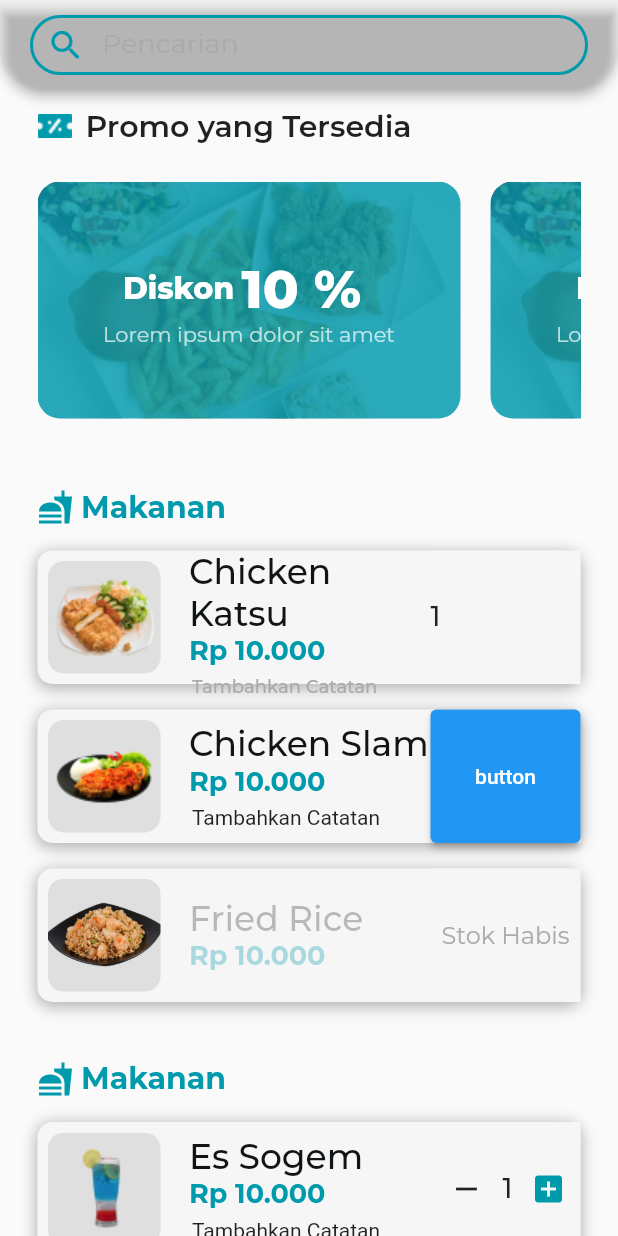
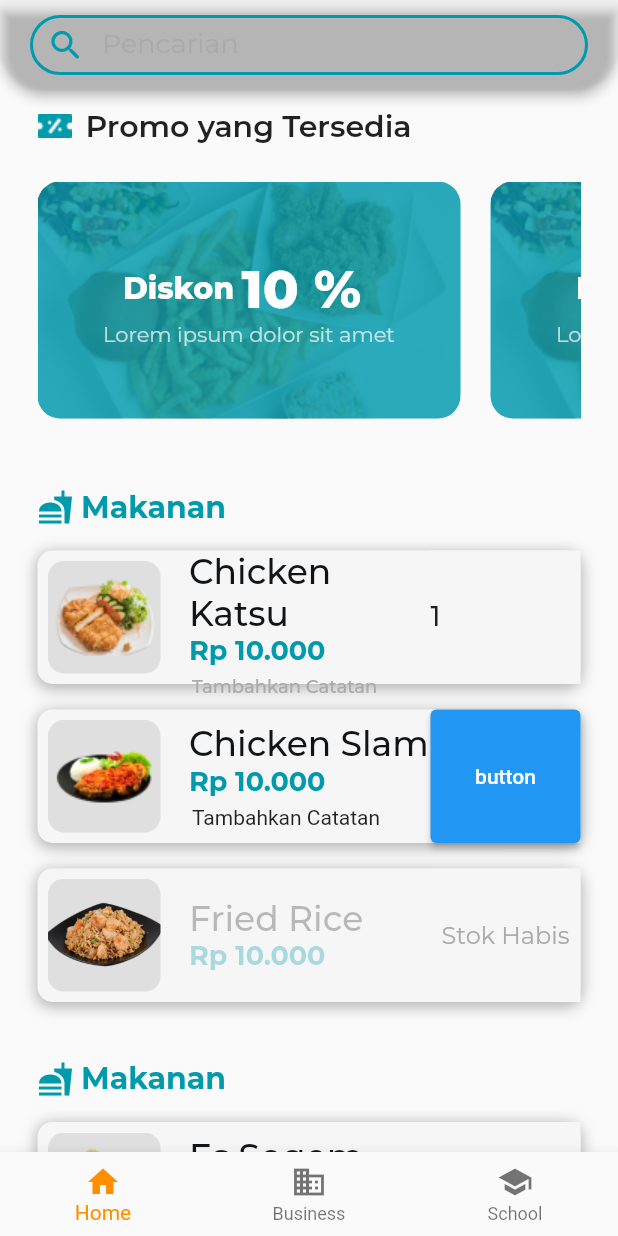
Before and after one commit to mlatifr/java_code, a Flutter app: the Beranda screen opened directly, on a phone screen of 412 x 824 dp. Run offline on Flutter 3.47's test engine with Material 2 defaults, Android fonts, the phone set to English and light mode, and no system bars; our stand-ins replace google_fonts.

Commit message:
berandaAddNavBarTemplate

```diff
--- a/lib/beranda/beranda.dart
+++ b/lib/beranda/beranda.dart
@@ -9,11 +9,37 @@ class Beranda extends StatefulWidget {
 }
 
 class _BerandaState extends State<Beranda> {
+  void _onItemTapped(int index) {
+    setState(() {
+      _selectedIndex = index;
+    });
+  }
+
+  int _selectedIndex = 0;
   @override
   Widget build(BuildContext context) {
     return Scaffold(
       // key: scaffoldKey,
       // backgroundColor: Colors,
+      bottomNavigationBar: BottomNavigationBar(
+        items: const <BottomNavigationBarItem>[
+          BottomNavigationBarItem(
+            icon: Icon(Icons.home),
+            label: 'Home',
+          ),
+          BottomNavigationBarItem(
+            icon: Icon(Icons.business),
+            label: 'Business',
+          ),
+          BottomNavigationBarItem(
+            icon: Icon(Icons.school),
+            label: 'School',
+          ),
+        ],
+        currentIndex: _selectedIndex,
+        selectedItemColor: Colors.amber[800],
+        onTap: _onItemTapped,
+      ),
       body: SafeArea(
         child: SingleChildScrollView(
           child: Column(
```
